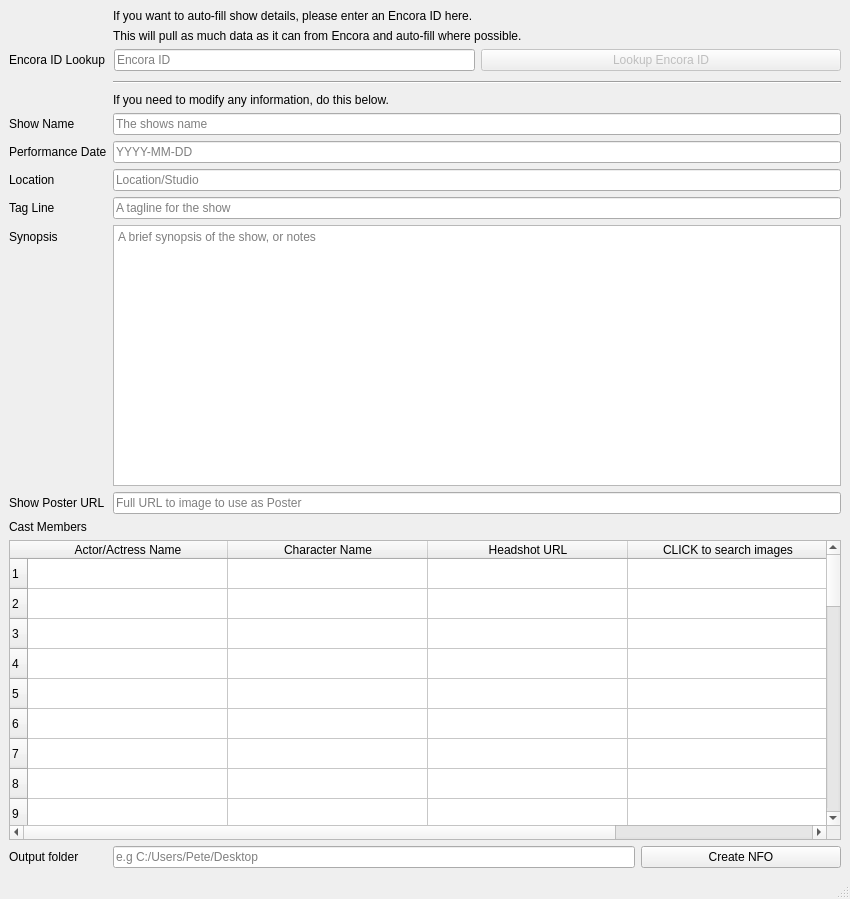
Qt form mainwindow.ui (pekempy/NFOBuilder) before a commit.
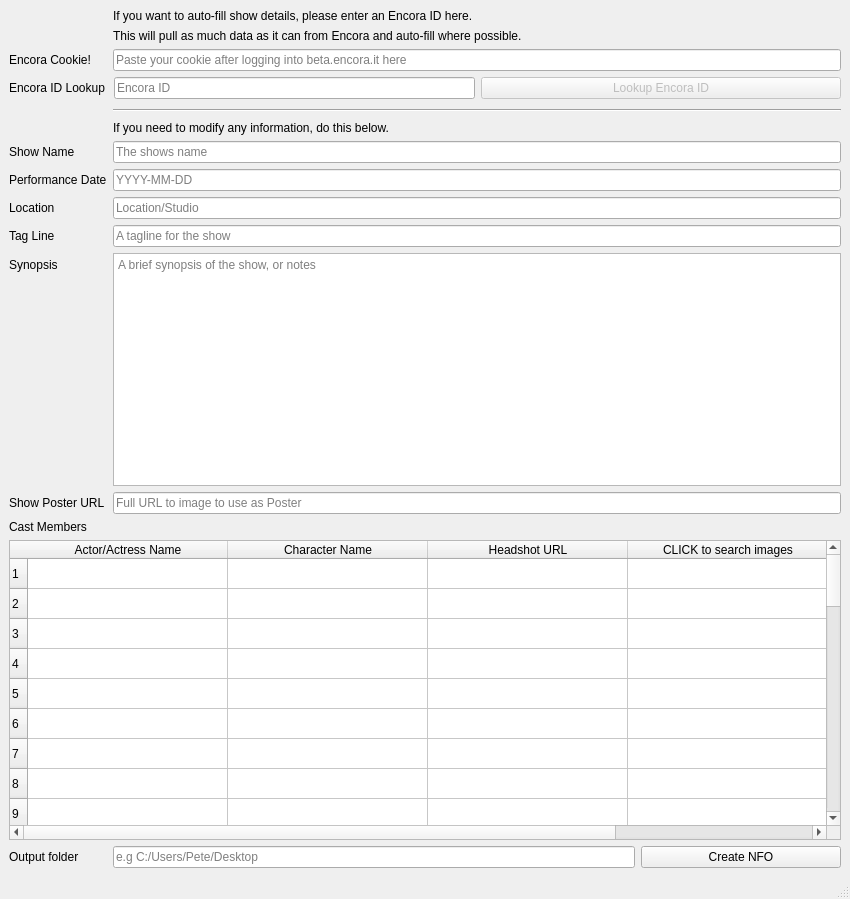
The same form after that commit. Icons and pictures are not drawn.

Commit message: add Encora cookie box

What changed in the file:
```diff
--- a/mainwindow.ui
+++ b/mainwindow.ui
@@ -1143,6 +1143,20 @@
       </property>
      </widget>
     </item>
+    <item row="2" column="1">
+     <widget class="QLineEdit" name="lineEdit">
+      <property name="placeholderText">
+       <string>Paste your cookie after logging into beta.encora.it here</string>
+      </property>
+     </widget>
+    </item>
+    <item row="2" column="0">
+     <widget class="QLabel" name="label_5">
+      <property name="text">
+       <string>Encora Cookie!</string>
+      </property>
+     </widget>
+    </item>
    </layout>
   </widget>
   <widget class="QStatusBar" name="statusbar"/>
```
The commit also changes 2 other files.
